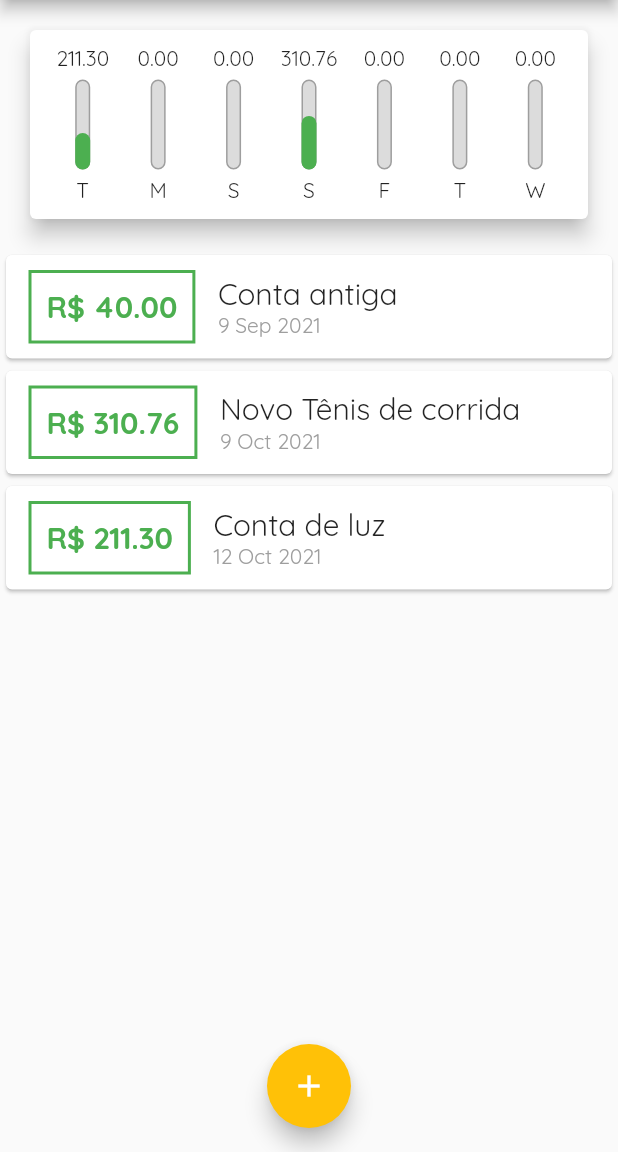
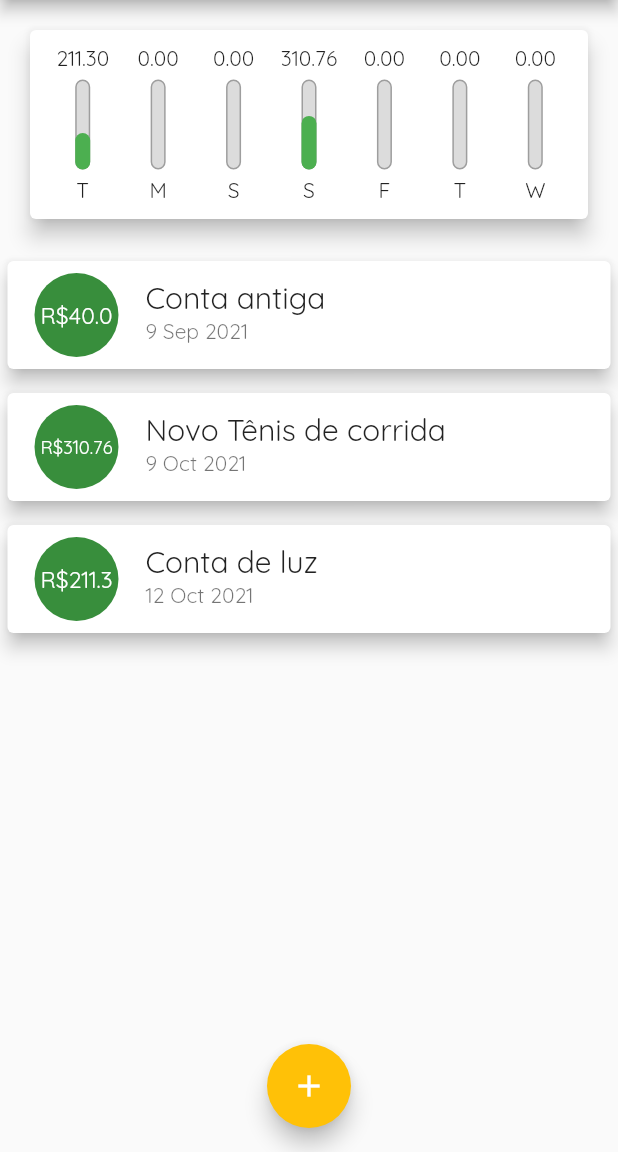
Before and after one commit to DionerWeiss/expenses, a Flutter app: the screen it shows after launch, on a phone screen of 412 x 824 dp, the part 84-1236 px from its top. Run offline on Flutter 3.47's test engine with Material 2 defaults, Android fonts, the phone set to English and light mode, and no system bars.

Commit message:
change transaction list style

```diff
--- a/lib/components/transaction_list.dart
+++ b/lib/components/transaction_list.dart
@@ -34,44 +34,26 @@ class TransactionList extends StatelessWidget {
               itemBuilder: (ctx, index) {
                 final tr = transactions[index];
                 return Card(
-                  child: Row(
-                    children: [
-                      Container(
-                        margin: const EdgeInsets.symmetric(
-                          horizontal: 15,
-                          vertical: 10,
-                        ),
-                        decoration: BoxDecoration(
-                            border: Border.all(
-                          color: Theme.of(context).primaryColor,
-                          width: 2,
-                        )),
-                        padding: const EdgeInsets.all(10),
-                        child: Text(
-                          'R\$ ${tr.value.toStringAsFixed(2)}',
-                          style: TextStyle(
-                            fontWeight: FontWeight.bold,
-                            fontSize: 20,
-                            color: Theme.of(context).primaryColor,
-                          ),
+                  elevation: 5,
+                  margin: const EdgeInsets.symmetric(
+                    vertical: 8,
+                    horizontal: 5,
+                  ),
+                  child: ListTile(
+                    leading: CircleAvatar(
+                      radius: 30,
+                      child: Padding(
+                        padding: const EdgeInsets.all(6),
+                        child: FittedBox(
+                          child: Text('R\$${tr.value}'),
                         ),
                       ),
-                      Column(
-                        crossAxisAlignment: CrossAxisAlignment.start,
-                        children: [
-                          Text(
-                            tr.title,
-                            style: Theme.of(context).textTheme.headline6,
-                          ),
-                          Text(
-                            DateFormat('d MMM y').format(tr.date),
-                            style: const TextStyle(
-                              color: Colors.grey,
-                            ),
-                          ),
-                        ],
-                      )
-                    ],
+                    ),
+                    title: Text(tr.title,
+                        style: Theme.of(context).textTheme.headline6),
+                    subtitle: Text(
+                      DateFormat('d MMM y').format(tr.date),
+                    ),
                   ),
                 );
               },
```
